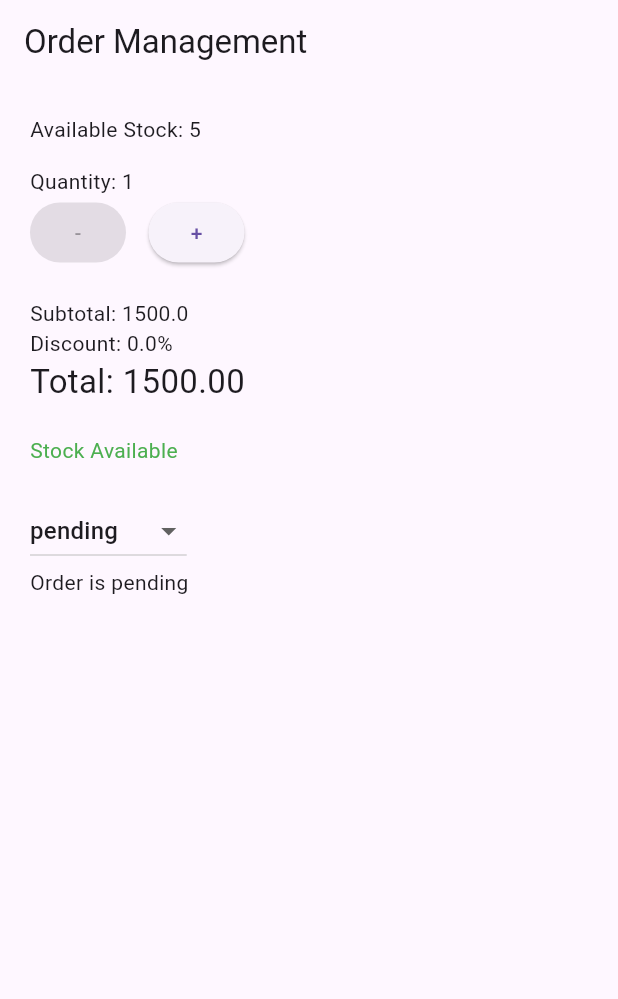
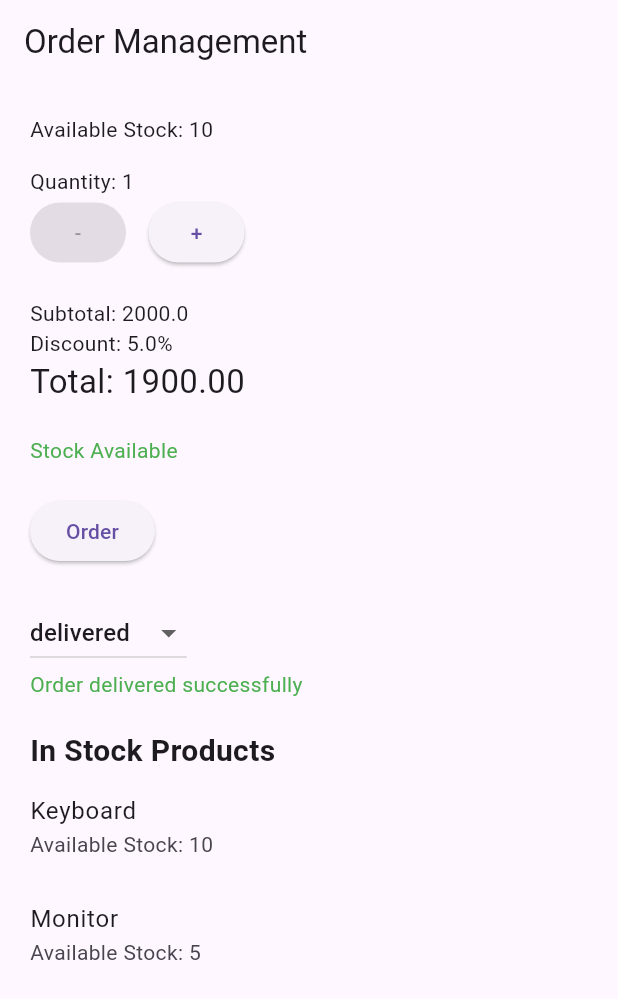
Before and after one commit to jahirulislammolla/OfficeFlowFlutter, a Flutter app: the screen it shows after launch, on a phone screen of 412 x 824 dp. Shown: the top 999 px of the screen. Run offline on Flutter 3.47's test engine with Material 3 defaults, Android fonts, the phone set to English and light mode, and no system bars.

Commit message:
feat: add order management screen with calculation and status features

```diff
--- a/workspace_flutter/lib/main.dart
+++ b/workspace_flutter/lib/main.dart
@@ -1,11 +1,9 @@
-
 import 'package:flutter/material.dart';
 
 void main() {
-  runApp(const MaterialApp(
-    debugShowCheckedModeBanner: false,
-    home: OrderPage(),
-  ));
+  runApp(
+    const MaterialApp(debugShowCheckedModeBanner: false, home: OrderPage()),
+  );
 }
 
 class OrderPage extends StatefulWidget {
@@ -17,10 +15,32 @@ class OrderPage extends StatefulWidget {
 
 class _OrderPageState extends State<OrderPage> {
   int quantity = 1;
-  int stock = 5;
-  double price = 1500;
+  int stock = 10;
+  double price = 2000;
 
-  String status = 'pending';
+  String status = 'delivered';
+
+  final products = [
+    (name: 'Keyboard', stock: 10),
+    (name: 'Mouse', stock: 0),
+    (name: 'Monitor', stock: 5),
+    (name: 'Headphones', stock: 0),
+  ];
+
+  Color getStatusColor() {
+    switch (status) {
+      case 'pending':
+        return Colors.orange;
+      case 'processing':
+        return Colors.blue;
+      case 'shipped':
+        return Colors.purple;
+      case 'delivered':
+        return Colors.green;
+      default:
+        return Colors.grey;
+    }
+  }
 
   double calculateDiscount(double amount) {
     if (amount >= 10000) {
@@ -55,13 +75,12 @@ class _OrderPageState extends State<OrderPage> {
     final discount = calculateDiscount(subtotal);
     final total = subtotal - (subtotal * discount / 100);
 
-    final isStockAvailable = quantity <= stock;
+    final isStockAvailable = stock > 0 && quantity > 0 && quantity <= stock;
+    final inStockProducts = products.where((product) => product.stock > 0);
 
     return Scaffold(
-      appBar: AppBar(
-        title: const Text('Order Management'),
-      ),
-      body: Padding(
+      appBar: AppBar(title: const Text('Order Management')),
+      body: SingleChildScrollView(
         padding: const EdgeInsets.all(20),
         child: Column(
           crossAxisAlignment: CrossAxisAlignment.start,
@@ -111,30 +130,39 @@ class _OrderPageState extends State<OrderPage> {
             const SizedBox(height: 20),
 
             Text(
-              isStockAvailable
+              stock <= 0
+                  ? 'Out of Stock'
+                  : isStockAvailable
                   ? 'Stock Available'
                   : 'Insufficient Stock',
               style: TextStyle(
-                color: isStockAvailable
-                    ? Colors.green
-                    : Colors.red,
+                color: isStockAvailable ? Colors.green : Colors.red,
               ),
+            ),
+
+            const SizedBox(height: 20),
+
+            ElevatedButton(
+              onPressed: isStockAvailable
+                  ? () {
+                      ScaffoldMessenger.of(context).showSnackBar(
+                        const SnackBar(
+                          content: Text('Order placed successfully'),
+                        ),
+                      );
+                    }
+                  : null,
+              child: const Text('Order'),
             ),
 
             const SizedBox(height: 20),
 
             DropdownButton<String>(
               value: status,
-              items: [
-                'pending',
-                'processing',
-                'shipped',
-                'delivered',
-              ].map((item) {
-                return DropdownMenuItem(
-                  value: item,
-                  child: Text(item),
-                );
+              items: ['pending', 'processing', 'shipped', 'delivered'].map((
+                item,
+              ) {
+                return DropdownMenuItem(value: item, child: Text(item));
               }).toList(),
               onChanged: (value) {
                 if (value != null) {
@@ -145,7 +173,23 @@ class _OrderPageState extends State<OrderPage> {
               },
             ),
 
-            Text(getStatusMessage()),
+            Text(getStatusMessage(), style: TextStyle(color: getStatusColor())),
+
+            const SizedBox(height: 20),
+            const Text(
+              'In Stock Products',
+              style: TextStyle(fontSize: 20, fontWeight: FontWeight.bold),
+            ),
+            if (inStockProducts.isEmpty)
+              const Text('No products in stock')
+            else
+              ...inStockProducts.map(
+                (product) => ListTile(
+                  contentPadding: EdgeInsets.zero,
+                  title: Text(product.name),
+                  subtitle: Text('Available Stock: ${product.stock}'),
+                ),
+              ),
           ],
         ),
       ),
```
